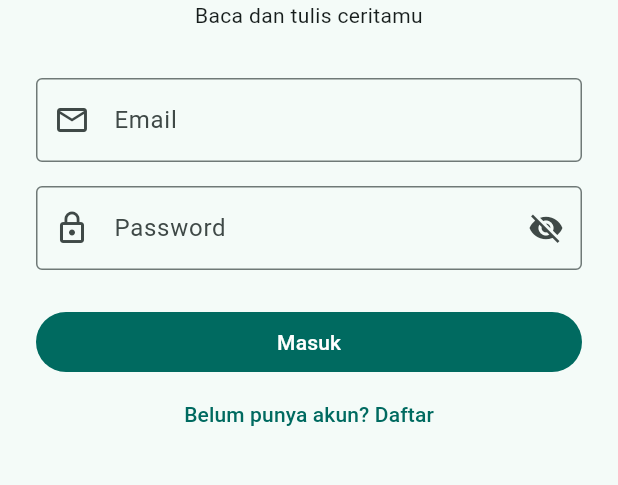
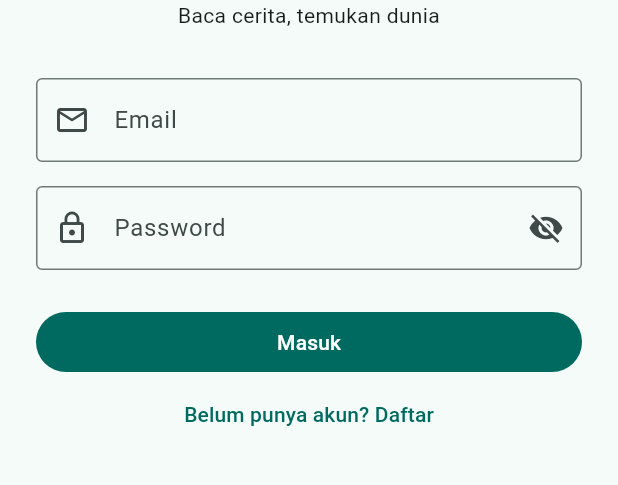
Before and after one commit to IniRandem/nusabaca, a Flutter app: the screen it shows after launch, on a phone screen of 412 x 824 dp, the part 480-965 px from its top. Run offline on Flutter 3.47's test engine with Material 3 defaults, Android fonts, the phone set to English and light mode, and no system bars; our stand-ins replace file_picker, google_fonts, image_picker, shared_preferences, supabase_flutter; missing offline and left inert: docx_to_text, syncfusion_flutter_pdf; accounts and stored records are empty.

```diff
--- a/lib/views/auth/login_page.dart
+++ b/lib/views/auth/login_page.dart
@@ -67,7 +67,7 @@ class _LoginPageState extends State<LoginPage> {
                     style: Theme.of(context).textTheme.headlineMedium,
                   ),
                   const Text(
-                    'Baca dan tulis ceritamu',
+                    'Baca cerita, temukan dunia',
                     textAlign: TextAlign.center,
                   ),
                   const SizedBox(height: 32),
```
Also changed, not shown: lib/views/home/home_page.dart (+4 -4 lines).
